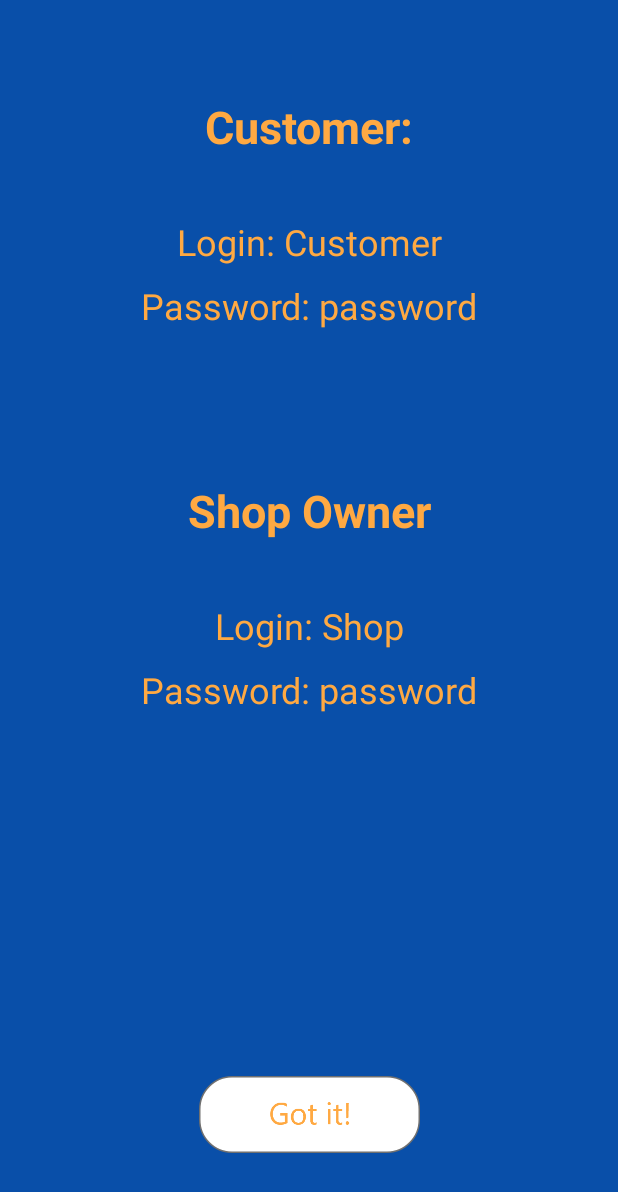
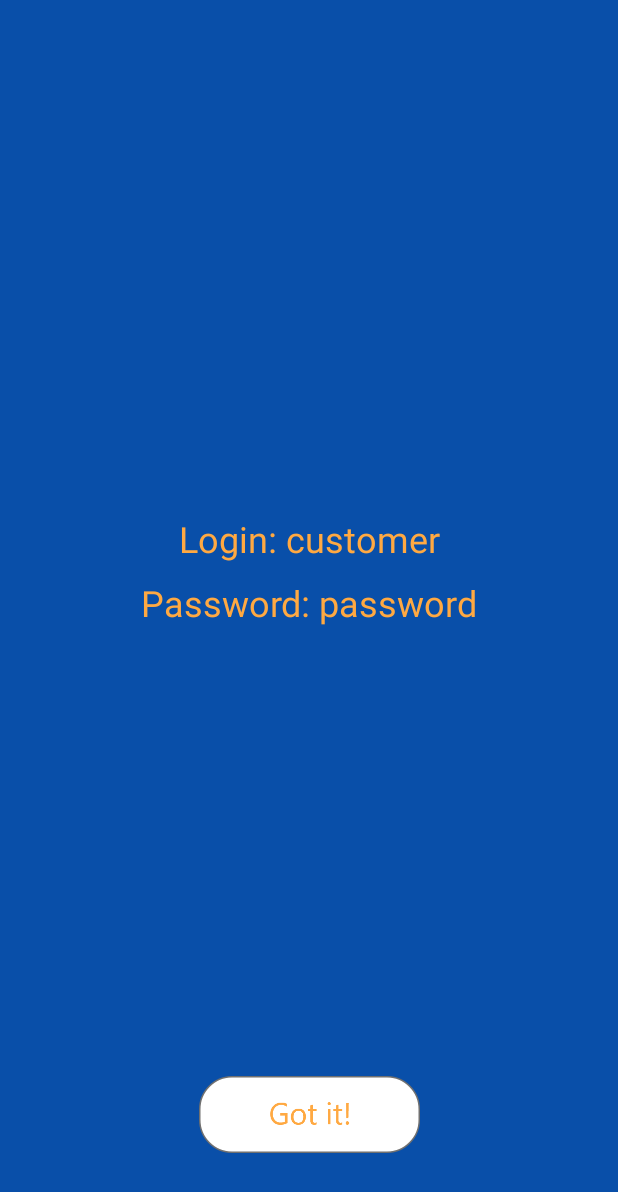
Before and after one commit to jedrzejleder/HackYeahApp, an Android app: the RegisterActivity screen opened directly, with no data from a screen before it, on a phone screen of 412 x 824 dp. Shown: the top 1192 px of the screen. Run offline under Robolectric (Android 15) with nearby library versions, the phone set to English and light mode, and no system bars; network calls fail.

Commit message:
Login via JSON

```diff
--- a/app/src/main/Assets/login.json
+++ b/app/src/main/Assets/login.json
@@ -0,0 +1,6 @@
+[
+  {
+    "login": "customer",
+    "password": "password"
+  }
+]
--- a/app/src/main/java/com/example/q_you/MainActivity.kt
+++ b/app/src/main/java/com/example/q_you/MainActivity.kt
@@ -7,6 +7,9 @@ import android.widget.Button
 import android.widget.EditText
 import android.widget.Toast
 import kotlinx.android.synthetic.main.activity_main.*
+import java.io.InputStream
+import org.json.JSONArray
+import java.io.IOException
 
 class MainActivity : AppCompatActivity() {
 
@@ -15,8 +18,16 @@ class MainActivity : AppCompatActivity() {
         super.onCreate(savedInstanceState)
         setContentView(R.layout.activity_main)
 
+        var json : String? = null
+        val inputStream=assets.open("login.json")
+            json = inputStream.bufferedReader().use { it.readText() }
+        var jsonarr = JSONArray(json)
+        var jsonobja = jsonarr.getJSONObject(0)
+        var log=jsonobja.getString("login")
+        var pass = jsonobja.getString("password")
+
         btnLogin.setOnClickListener {
-            if (editLogin.text.toString().equals("Customer") && editPassword.text.toString().equals("password")){
+            if (editLogin.text.toString().equals(log) && editPassword.text.toString().equals(pass)){
                 Toast.makeText(this, "Welcome!", Toast.LENGTH_SHORT).show()
                 val intent = Intent(this, ShopListActivity::class.java)
                 startActivity(intent)
--- a/app/src/main/res/layout/activity_register.xml
+++ b/app/src/main/res/layout/activity_register.xml
@@ -9,29 +9,16 @@
     android:background="@drawable/background">
 
     <TextView
-        android:id="@+id/textView"
+        android:id="@+id/textView2"
         android:layout_width="wrap_content"
         android:layout_height="wrap_content"
-        android:layout_marginTop="64dp"
-        android:text="Customer:"
+        android:text="Login: customer"
         android:textColor="#FFA942"
-        android:textSize="30sp"
-        android:textStyle="bold"
+        android:textSize="24sp"
+        app:layout_constraintBottom_toTopOf="@+id/btnGotit"
         app:layout_constraintEnd_toEndOf="parent"
         app:layout_constraintStart_toStartOf="parent"
         app:layout_constraintTop_toTopOf="parent" />
-
-    <TextView
-        android:id="@+id/textView2"
-        android:layout_width="wrap_content"
-        android:layout_height="wrap_content"
-        android:layout_marginTop="40dp"
-        android:text="Login: Customer"
-        android:textColor="#FFA942"
-        android:textSize="24sp"
-        app:layout_constraintEnd_toEndOf="parent"
-        app:layout_constraintStart_toStartOf="parent"
-        app:layout_constraintTop_toBottomOf="@+id/textView" />
 
     <TextView
         android:id="@+id/textView5"
@@ -45,43 +32,6 @@
         app:layout_constraintStart_toStartOf="parent"
         app:layout_constraintTop_toBottomOf="@+id/textView2" />
 
-    <TextView
-        android:id="@+id/textView6"
-        android:layout_width="wrap_content"
-        android:layout_height="wrap_content"
-        android:layout_marginTop="100dp"
-        android:text="Shop Owner"
-        android:textColor="#FFA942"
-        android:textSize="30sp"
-        android:textStyle="bold"
-        app:layout_constraintEnd_toEndOf="parent"
-        app:layout_constraintStart_toStartOf="parent"
-        app:layout_constraintTop_toBottomOf="@+id/textView5" />
-
-    <TextView
-        android:id="@+id/textView7"
-        android:layout_width="wrap_content"
-        android:layout_height="wrap_content"
-        android:layout_marginTop="40dp"
-        android:text="Login: Shop"
-        android:textColor="#FFA942"
-        android:textSize="24sp"
-        app:layout_constraintEnd_toEndOf="parent"
-        app:layout_constraintStart_toStartOf="parent"
-        app:layout_constraintTop_toBottomOf="@+id/textView6" />
-
-    <TextView
-        android:id="@+id/textView8"
-        android:layout_width="wrap_content"
-        android:layout_height="wrap_content"
-        android:layout_marginTop="10dp"
-        android:text="Password: password"
-        android:textColor="#FFA942"
-        android:textSize="24sp"
-        app:layout_constraintEnd_toEndOf="parent"
-        app:layout_constraintStart_toStartOf="parent"
-        app:layout_constraintTop_toBottomOf="@+id/textView7" />
-
     <Button
         android:id="@+id/btnGotit"
         android:layout_width="147dp"
```
